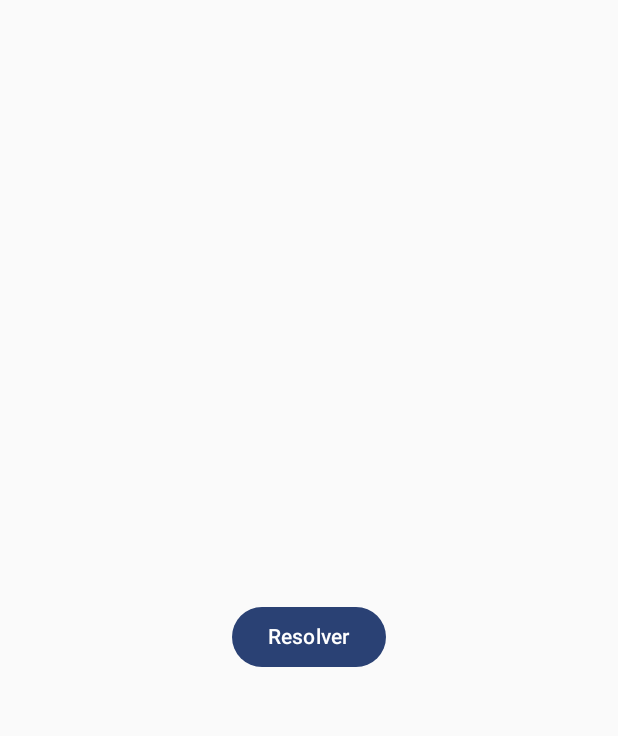
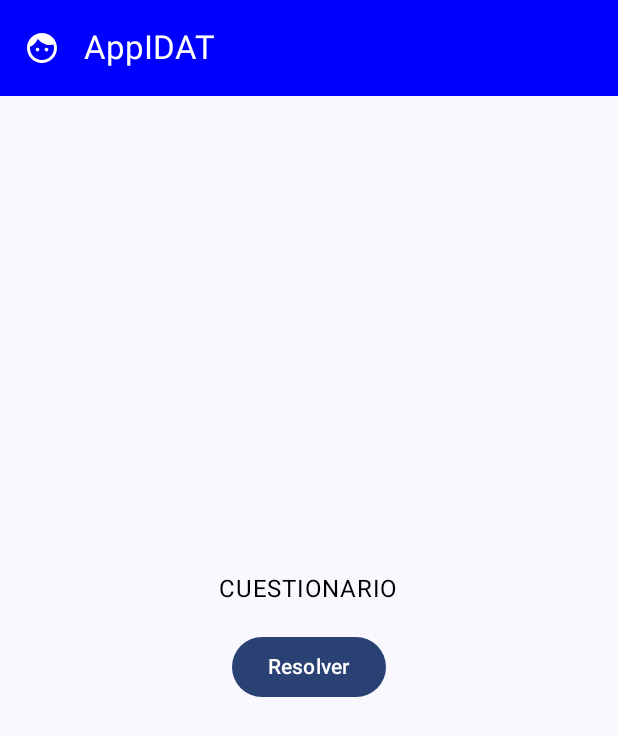
Before and after one commit to Gherofx/EC2_MedinaLuis, an Android app built with Jetpack Compose: the screen it shows after launch (MainActivity), after a tap on "FORMULARIO", on a phone screen of 412 x 824 dp. Shown: the top 736 px of the screen. Run offline under Robolectric (Android 15) with nearby library versions, the phone set to English and light mode, and no system bars.

Commit message:
formulario paso 1

```diff
--- a/app/src/main/java/pe/idat/ec2_medinaluis/FormularioScreen.kt
+++ b/app/src/main/java/pe/idat/ec2_medinaluis/FormularioScreen.kt
@@ -1,23 +1,49 @@
 package pe.idat.ec2_medinaluis
 
+import android.annotation.SuppressLint
 import androidx.compose.foundation.layout.Arrangement
 import androidx.compose.foundation.layout.Column
+import androidx.compose.foundation.layout.Row
+import androidx.compose.foundation.layout.Spacer
 import androidx.compose.foundation.layout.fillMaxSize
+import androidx.compose.foundation.layout.height
 import androidx.compose.foundation.layout.padding
+import androidx.compose.material.icons.Icons
+import androidx.compose.material.icons.filled.Face
 import androidx.compose.material3.Button
+import androidx.compose.material3.Checkbox
+import androidx.compose.material3.ExperimentalMaterial3Api
+import androidx.compose.material3.Icon
+import androidx.compose.material3.IconButton
+import androidx.compose.material3.Scaffold
 import androidx.compose.material3.Text
+import androidx.compose.material3.TopAppBar
+import androidx.compose.material3.TopAppBarDefaults
 import androidx.compose.runtime.Composable
 import androidx.compose.ui.Alignment
 import androidx.compose.ui.Modifier
+import androidx.compose.ui.graphics.Color
 import androidx.compose.ui.unit.dp
 import androidx.navigation.NavController
 
-
+@SuppressLint("UnusedMaterial3ScaffoldPaddingParameter")
 @Composable
 fun formulario(navController: NavController){
+
+    Scaffold(topBar = { MiToolBar()}
+    ){
+
+    }
+
     Column (Modifier.padding(top = 25.dp).fillMaxSize(),
         horizontalAlignment = Alignment.CenterHorizontally,
         verticalArrangement = Arrangement.Center){
+
+        Text(text = "CUESTIONARIO")
+        Spacer(modifier = Modifier.height(16.dp))
+
+
+
        Button(onClick = {
            navController.navigate("inicio")
        }) {
@@ -26,4 +52,28 @@ fun formulario(navController: NavController){
        }
     }
 
+
+
+
+
 }
+
+
+@OptIn(ExperimentalMaterial3Api::class)
+@Composable
+fun MiToolBar(){
+    TopAppBar(
+        title = {
+            Text(text = "AppIDAT") },
+        colors = TopAppBarDefaults.centerAlignedTopAppBarColors(
+            containerColor = Color.Blue,
+            titleContentColor = Color.White
+        ),
+        navigationIcon ={ IconButton(onClick = { /*TODO*/ }) {
+            Icon(imageVector = Icons.Filled.Face,
+                contentDescription ="", tint = Color.White )
+
+        }
+        })
+
+}
```
